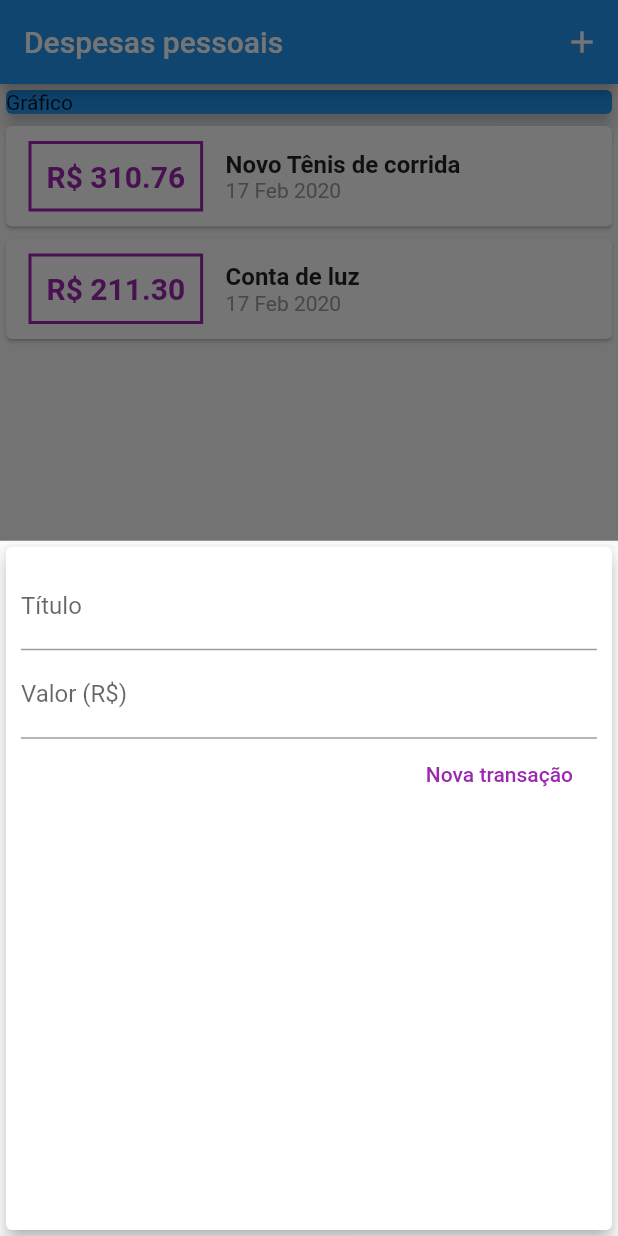
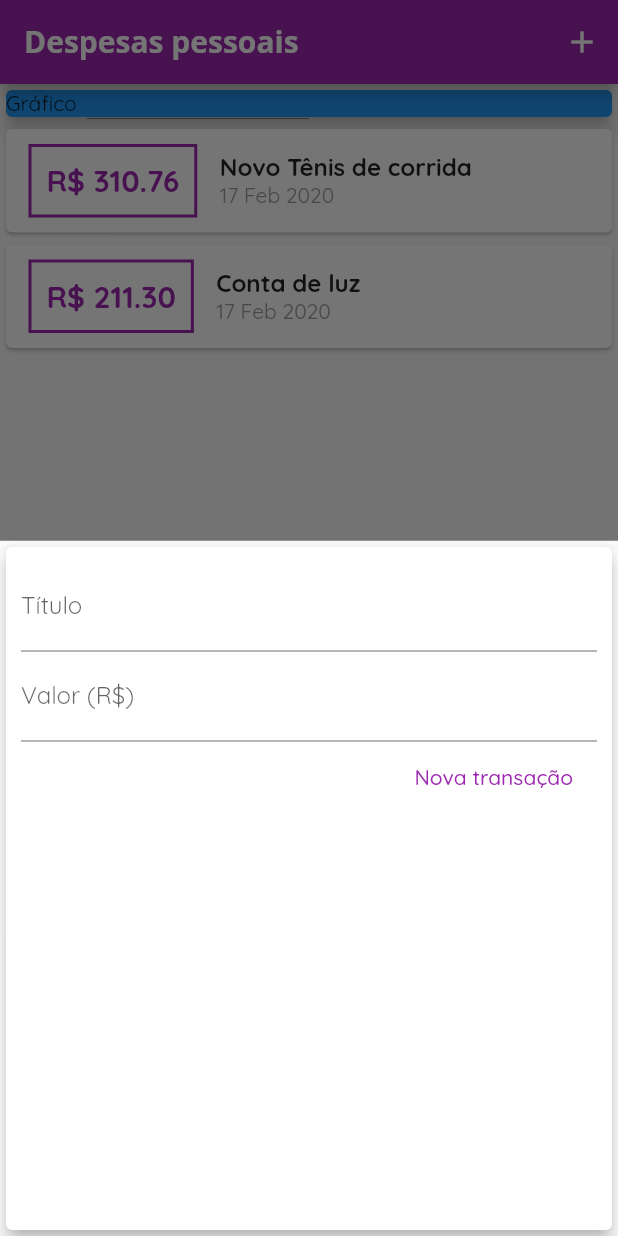
Before and after one commit to ranielison/expenses-manager-flutter, a Flutter app: the screen it shows after launch, after a tap on the "add" icon, on a phone screen of 412 x 824 dp. Run offline on Flutter 3.47's test engine with Material 2 defaults, Android fonts, the phone set to English and light mode, and no system bars.

Commit message:
Alterando o tema e a fonte da aplicaçao

```diff
--- a/lib/components/transaction_form.dart
+++ b/lib/components/transaction_form.dart
@@ -46,7 +46,7 @@ class _TransactionFormState extends State<TransactionForm> {
               mainAxisAlignment: MainAxisAlignment.end,
               children: <Widget>[
                 FlatButton(
-                  textColor: Colors.purple,
+                  textColor: Theme.of(context).primaryColor,
                   child: Text(
                     'Nova transação',
                   ),
--- a/lib/components/transaction_list.dart
+++ b/lib/components/transaction_list.dart
@@ -23,7 +23,7 @@ class TransactionList extends StatelessWidget {
                   margin: EdgeInsets.symmetric(horizontal: 15, vertical: 10),
                   decoration: BoxDecoration(
                       border: Border.all(
-                    color: Colors.purple,
+                    color: Theme.of(context).primaryColor,
                     width: 2,
                   )),
                   padding: EdgeInsets.all(10),
@@ -32,7 +32,7 @@ class TransactionList extends StatelessWidget {
                     style: TextStyle(
                       fontWeight: FontWeight.bold,
                       fontSize: 20,
-                      color: Colors.purple,
+                      color: Theme.of(context).primaryColor,
                     ),
                   ),
                 ),
--- a/lib/main.dart
+++ b/lib/main.dart
@@ -13,6 +13,17 @@ class ExpensesApp extends StatelessWidget {
     return MaterialApp(
       debugShowCheckedModeBanner: false,
       home: MyHomePage(),
+      theme: ThemeData(
+          primarySwatch: Colors.purple,
+          accentColor: Colors.amber,
+          fontFamily: 'Quicksand',
+          appBarTheme: AppBarTheme(
+            textTheme: ThemeData.light().textTheme.copyWith(
+                title: TextStyle(
+                    fontFamily: 'OpenSans',
+                    fontSize: 20,
+                    fontWeight: FontWeight.bold)),
+          )),
     );
   }
 }
```
Also changed, not shown: pubspec.yaml (+11 -14 lines).
